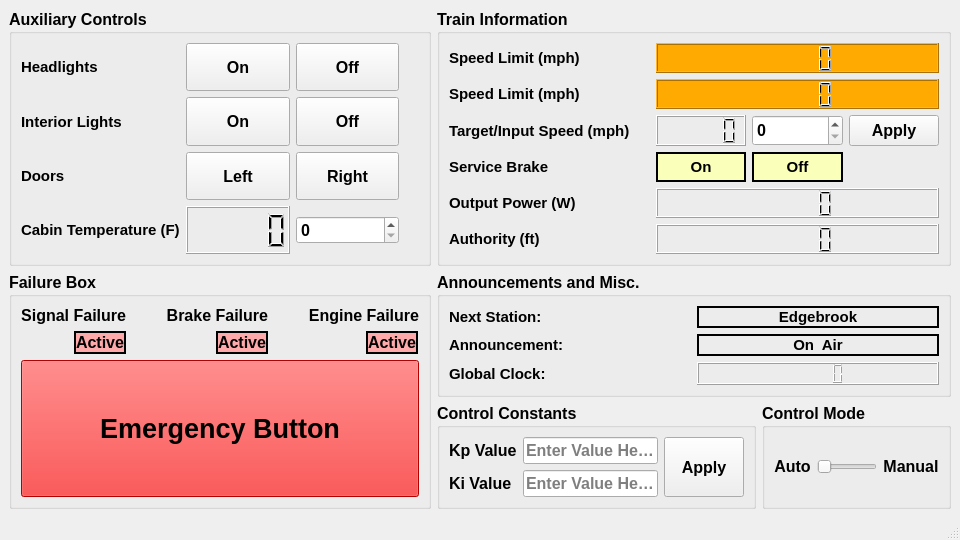
First picture: the form in train_controller.ui, repository connor-marsh/ECE1140ChooChoo, before the edit.
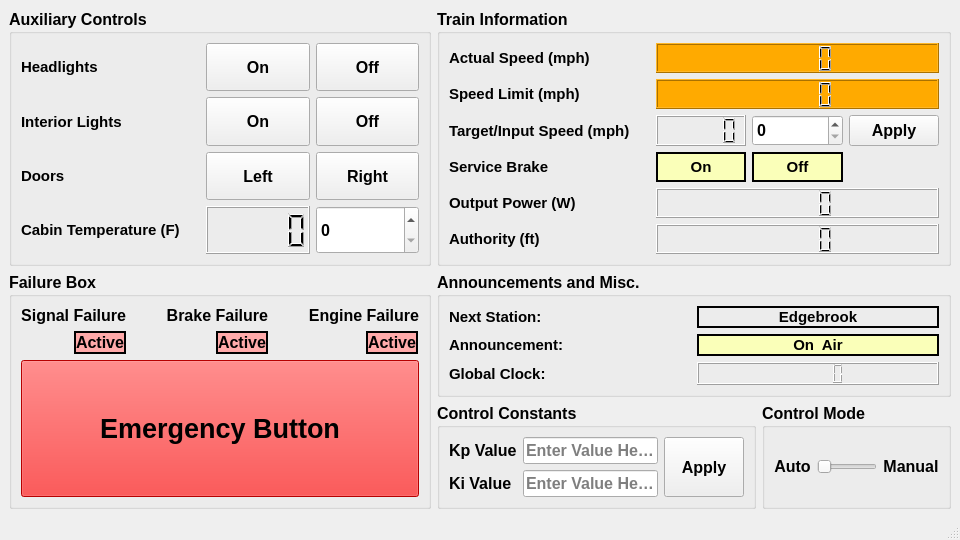
Second picture: the form after the edit. Icons and pictures are not drawn.

Commit message: changes naming of objexts in ui

Patch:
```diff
--- a/train_controller.ui
+++ b/train_controller.ui
@@ -95,6 +95,9 @@
                <bold>true</bold>
               </font>
              </property>
+             <property name="styleSheet">
+              <string notr="true">background-color: rgb(250, 255, 185);</string>
+             </property>
              <property name="frameShape">
               <enum>QFrame::WinPanel</enum>
              </property>
@@ -689,7 +692,7 @@
             </font>
            </property>
            <property name="text">
-            <string>Speed Limit (mph)</string>
+            <string>Actual Speed (mph)</string>
            </property>
           </widget>
          </item>
@@ -842,60 +845,6 @@
       <layout class="QGridLayout" name="gridLayout_9">
        <item row="0" column="0">
         <layout class="QGridLayout" name="gridLayout_13">
-         <item row="3" column="0">
-          <widget class="QLabel" name="label_5">
-           <property name="font">
-            <font>
-             <pointsize>11</pointsize>
-             <weight>75</weight>
-             <italic>false</italic>
-             <bold>true</bold>
-            </font>
-           </property>
-           <property name="text">
-            <string>Cabin Temperature (F)</string>
-           </property>
-          </widget>
-         </item>
-         <item row="1" column="2">
-          <widget class="QPushButton" name="pushButton_4">
-           <property name="sizePolicy">
-            <sizepolicy hsizetype="Minimum" vsizetype="Minimum">
-             <horstretch>0</horstretch>
-             <verstretch>0</verstretch>
-            </sizepolicy>
-           </property>
-           <property name="text">
-            <string>Off</string>
-           </property>
-          </widget>
-         </item>
-         <item row="0" column="2">
-          <widget class="QPushButton" name="pushButton_2">
-           <property name="sizePolicy">
-            <sizepolicy hsizetype="Minimum" vsizetype="Minimum">
-             <horstretch>0</horstretch>
-             <verstretch>0</verstretch>
-            </sizepolicy>
-           </property>
-           <property name="text">
-            <string>Off</string>
-           </property>
-          </widget>
-         </item>
-         <item row="1" column="1">
-          <widget class="QPushButton" name="pushButton_3">
-           <property name="sizePolicy">
-            <sizepolicy hsizetype="Minimum" vsizetype="Minimum">
-             <horstretch>0</horstretch>
-             <verstretch>0</verstretch>
-            </sizepolicy>
-           </property>
-           <property name="text">
-            <string>On</string>
-           </property>
-          </widget>
-         </item>
          <item row="0" column="0">
           <widget class="QLabel" name="label">
            <property name="font">
@@ -917,23 +866,34 @@
            </property>
           </widget>
          </item>
-         <item row="2" column="0">
-          <widget class="QLabel" name="label_3">
-           <property name="font">
-            <font>
-             <pointsize>11</pointsize>
-             <weight>75</weight>
-             <italic>false</italic>
-             <bold>true</bold>
-            </font>
+         <item row="1" column="3">
+          <widget class="QPushButton" name="interior_lights_off_button">
+           <property name="sizePolicy">
+            <sizepolicy hsizetype="Minimum" vsizetype="Minimum">
+             <horstretch>0</horstretch>
+             <verstretch>0</verstretch>
+            </sizepolicy>
            </property>
            <property name="text">
-            <string>Doors</string>
+            <string>Off</string>
            </property>
           </widget>
          </item>
-         <item row="2" column="2">
-          <widget class="QPushButton" name="pushButton_6">
+         <item row="1" column="2">
+          <widget class="QPushButton" name="interior_lights_on_button">
+           <property name="sizePolicy">
+            <sizepolicy hsizetype="Minimum" vsizetype="Minimum">
+             <horstretch>0</horstretch>
+             <verstretch>0</verstretch>
+            </sizepolicy>
+           </property>
+           <property name="text">
+            <string>On</string>
+           </property>
+          </widget>
+         </item>
+         <item row="2" column="3">
+          <widget class="QPushButton" name="door_right_button">
            <property name="sizePolicy">
             <sizepolicy hsizetype="Minimum" vsizetype="Minimum">
              <horstretch>0</horstretch>
@@ -945,6 +905,47 @@
            </property>
           </widget>
          </item>
+         <item row="0" column="3">
+          <widget class="QPushButton" name="headlights_off_button">
+           <property name="sizePolicy">
+            <sizepolicy hsizetype="Minimum" vsizetype="Minimum">
+             <horstretch>0</horstretch>
+             <verstretch>0</verstretch>
+            </sizepolicy>
+           </property>
+           <property name="text">
+            <string>Off</string>
+           </property>
+          </widget>
+         </item>
+         <item row="3" column="0">
+          <widget class="QLabel" name="label_5">
+           <property name="font">
+            <font>
+             <pointsize>11</pointsize>
+             <weight>75</weight>
+             <italic>false</italic>
+             <bold>true</bold>
+            </font>
+           </property>
+           <property name="text">
+            <string>Cabin Temperature (F)</string>
+           </property>
+          </widget>
+         </item>
+         <item row="2" column="2">
+          <widget class="QPushButton" name="doors_left_button">
+           <property name="sizePolicy">
+            <sizepolicy hsizetype="Minimum" vsizetype="Minimum">
+             <horstretch>0</horstretch>
+             <verstretch>0</verstretch>
+            </sizepolicy>
+           </property>
+           <property name="text">
+            <string>Left</string>
+           </property>
+          </widget>
+         </item>
          <item row="1" column="0">
           <widget class="QLabel" name="label_2">
            <property name="font">
@@ -960,24 +961,36 @@
            </property>
           </widget>
          </item>
-         <item row="2" column="1">
-          <widget class="QPushButton" name="pushButton_5">
-           <property name="sizePolicy">
-            <sizepolicy hsizetype="Minimum" vsizetype="Minimum">
-             <horstretch>0</horstretch>
-             <verstretch>0</verstretch>
-            </sizepolicy>
-           </property>
-           <property name="text">
-            <string>Left</string>
-           </property>
-          </widget>
-         </item>
          <item row="3" column="2">
-          <widget class="QSpinBox" name="spinBox"/>
+          <widget class="QLCDNumber" name="cabin_temperature_lcd"/>
          </item>
-         <item row="0" column="1">
-          <widget class="QPushButton" name="pushButton">
+         <item row="2" column="0">
+          <widget class="QLabel" name="label_3">
+           <property name="font">
+            <font>
+             <pointsize>11</pointsize>
+             <weight>75</weight>
+             <italic>false</italic>
+             <bold>true</bold>
+            </font>
+           </property>
+           <property name="text">
+            <string>Doors</string>
+           </property>
+          </widget>
+         </item>
+         <item row="3" column="3">
+          <widget class="QSpinBox" name="cabin_temperature_spin_box">
+           <property name="sizePolicy">
+            <sizepolicy hsizetype="Minimum" vsizetype="Minimum">
+             <horstretch>0</horstretch>
+             <verstretch>0</verstretch>
+            </sizepolicy>
+           </property>
+          </widget>
+         </item>
+         <item row="0" column="2">
+          <widget class="QPushButton" name="headlights_on_button">
            <property name="sizePolicy">
             <sizepolicy hsizetype="Minimum" vsizetype="Minimum">
              <horstretch>0</horstretch>
@@ -990,22 +1003,6 @@
           </widget>
          </item>
          <item row="3" column="1">
-          <widget class="QLCDNumber" name="lcdNumber_4"/>
-         </item>
-         <item row="2" column="3">
-          <spacer name="verticalSpacer_9">
-           <property name="orientation">
-            <enum>Qt::Vertical</enum>
-           </property>
-           <property name="sizeHint" stdset="0">
-            <size>
-             <width>20</width>
-             <height>40</height>
-            </size>
-           </property>
-          </spacer>
-         </item>
-         <item row="3" column="3">
           <spacer name="verticalSpacer_10">
            <property name="orientation">
             <enum>Qt::Vertical</enum>
@@ -1018,8 +1015,8 @@
            </property>
           </spacer>
          </item>
-         <item row="0" column="3">
-          <spacer name="verticalSpacer_7">
+         <item row="2" column="1">
+          <spacer name="verticalSpacer_9">
            <property name="orientation">
             <enum>Qt::Vertical</enum>
            </property>
@@ -1031,7 +1028,7 @@
            </property>
           </spacer>
          </item>
-         <item row="1" column="3">
+         <item row="1" column="1">
           <spacer name="verticalSpacer_8">
            <property name="orientation">
             <enum>Qt::Vertical</enum>
@@ -1044,6 +1041,19 @@
            </property>
           </spacer>
          </item>
+         <item row="0" column="1">
+          <spacer name="verticalSpacer_7">
+           <property name="orientation">
+            <enum>Qt::Vertical</enum>
+           </property>
+           <property name="sizeHint" stdset="0">
+            <size>
+             <width>20</width>
+             <height>40</height>
+            </size>
+           </property>
+          </spacer>
+         </item>
         </layout>
        </item>
       </layout>
```
Left out of the diff: 40 changed lines with no effect on the pictures. The commit also changes 3 other files.
